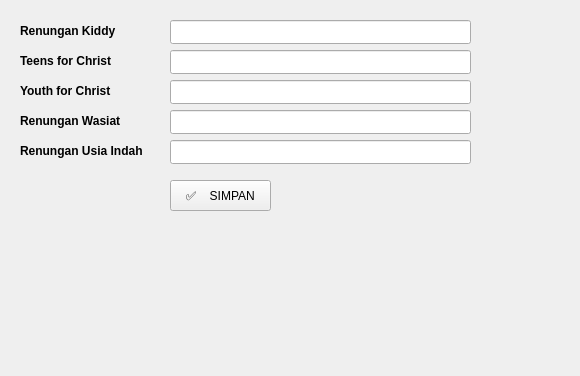
Before: the Qt Designer form qtdesigner-ui/frame_renungan.ui in gkisalatiga/simon-petrus, drawn with Qt 5.
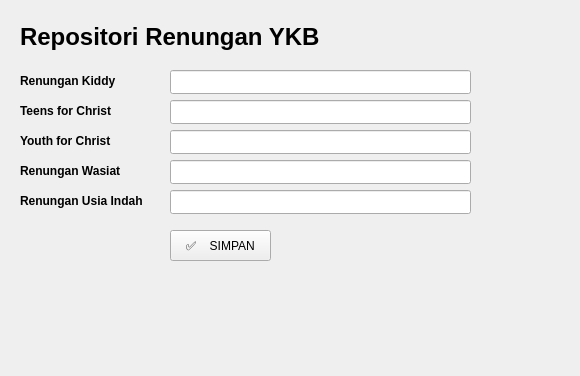
After: the same form once the commit is applied.

Patch:
```diff
--- a/qtdesigner-ui/frame_renungan.ui
+++ b/qtdesigner-ui/frame_renungan.ui
@@ -17,7 +17,7 @@
    <property name="geometry">
     <rect>
      <x>20</x>
-     <y>20</y>
+     <y>70</y>
      <width>111</width>
      <height>21</height>
     </rect>
@@ -36,7 +36,7 @@
    <property name="geometry">
     <rect>
      <x>170</x>
-     <y>20</y>
+     <y>70</y>
      <width>301</width>
      <height>24</height>
     </rect>
@@ -46,7 +46,7 @@
    <property name="geometry">
     <rect>
      <x>170</x>
-     <y>50</y>
+     <y>100</y>
      <width>301</width>
      <height>24</height>
     </rect>
@@ -56,7 +56,7 @@
    <property name="geometry">
     <rect>
      <x>20</x>
-     <y>50</y>
+     <y>100</y>
      <width>111</width>
      <height>21</height>
     </rect>
@@ -75,7 +75,7 @@
    <property name="geometry">
     <rect>
      <x>170</x>
-     <y>80</y>
+     <y>130</y>
      <width>301</width>
      <height>24</height>
     </rect>
@@ -85,7 +85,7 @@
    <property name="geometry">
     <rect>
      <x>20</x>
-     <y>80</y>
+     <y>130</y>
      <width>111</width>
      <height>21</height>
     </rect>
@@ -104,7 +104,7 @@
    <property name="geometry">
     <rect>
      <x>170</x>
-     <y>110</y>
+     <y>160</y>
      <width>301</width>
      <height>24</height>
     </rect>
@@ -114,7 +114,7 @@
    <property name="geometry">
     <rect>
      <x>20</x>
-     <y>110</y>
+     <y>160</y>
      <width>111</width>
      <height>21</height>
     </rect>
@@ -133,7 +133,7 @@
    <property name="geometry">
     <rect>
      <x>20</x>
-     <y>140</y>
+     <y>190</y>
      <width>141</width>
      <height>21</height>
     </rect>
@@ -152,7 +152,7 @@
    <property name="geometry">
     <rect>
      <x>170</x>
-     <y>140</y>
+     <y>190</y>
      <width>301</width>
      <height>24</height>
     </rect>
@@ -162,7 +162,7 @@
    <property name="geometry">
     <rect>
      <x>170</x>
-     <y>180</y>
+     <y>230</y>
      <width>101</width>
      <height>31</height>
     </rect>
@@ -171,6 +171,29 @@
     <string>✅    SIMPAN</string>
    </property>
   </widget>
+  <widget class="QLabel" name="app_title">
+   <property name="geometry">
+    <rect>
+     <x>20</x>
+     <y>10</y>
+     <width>511</width>
+     <height>41</height>
+    </rect>
+   </property>
+   <property name="font">
+    <font>
+     <pointsize>18</pointsize>
+     <weight>75</weight>
+     <bold>true</bold>
+    </font>
+   </property>
+   <property name="text">
+    <string>Repositori Renungan YKB</string>
+   </property>
+   <property name="alignment">
+    <set>Qt::AlignBottom|Qt::AlignLeading|Qt::AlignLeft</set>
+   </property>
+  </widget>
  </widget>
  <resources/>
  <connections/>
```
